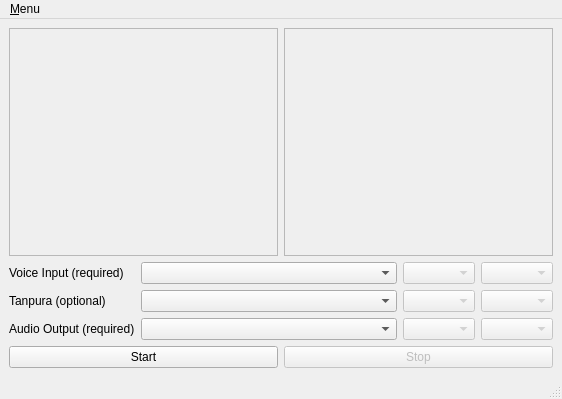
Qt form qcMainWindow.ui (utkarshayachit/MClassroom) before a commit.
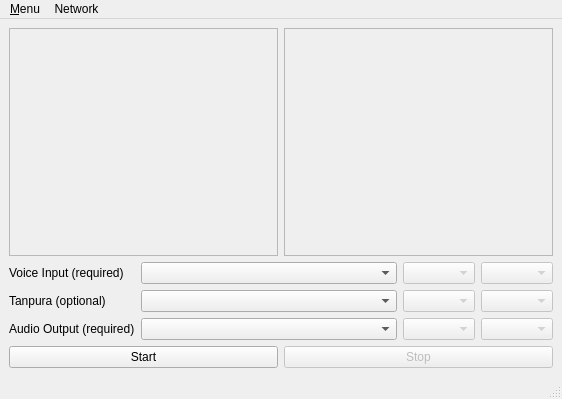
The same form after that commit.

Commit message: WIP: network communication

```diff
--- a/qcMainWindow.ui
+++ b/qcMainWindow.ui
@@ -153,7 +153,16 @@
     </property>
     <addaction name="actionExit"/>
    </widget>
+   <widget class="QMenu" name="menuNetwork">
+    <property name="title">
+     <string>Network</string>
+    </property>
+    <addaction name="actionConnect_To_Server"/>
+    <addaction name="actionStart_Server"/>
+    <addaction name="actionDisconnect"/>
+   </widget>
    <addaction name="menu_Menu"/>
+   <addaction name="menuNetwork"/>
   </widget>
   <widget class="QStatusBar" name="statusbar"/>
   <action name="actionExit">
```
Left out of the diff: 18 changed lines with no effect on the pictures. The commit also changes 8 other files.
